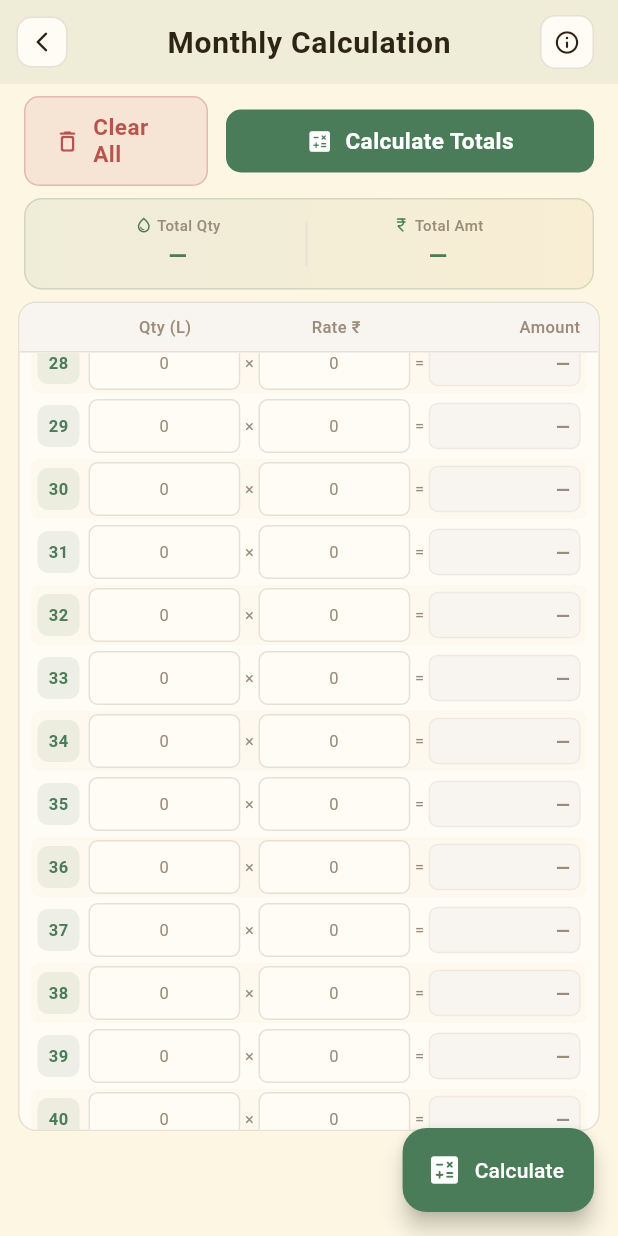
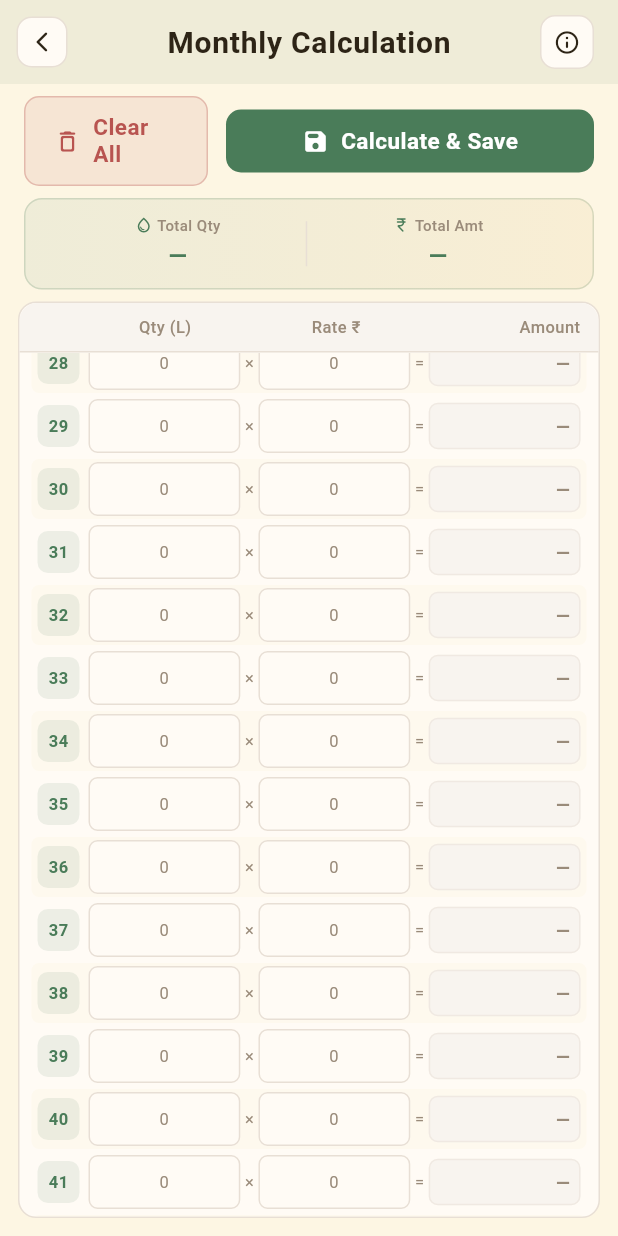
Before and after one commit to thoratharsh/DairyDailyCalculations, a Flutter app: the MonthlyPage screen opened directly, scrolled down 1152 dp, on a phone screen of 412 x 824 dp. Run offline on Flutter 3.47's test engine with Material 3 defaults, Android fonts, the light colour scheme and no system bars; our stand-ins replace sqflite_common_ffi; accounts and stored records are empty.

Commit message:
chore: fixed a bug

```diff
--- a/lib/pages/monthly_page.dart
+++ b/lib/pages/monthly_page.dart
@@ -186,12 +186,6 @@ class _MonthlyPageState extends State<MonthlyPage>
           ),
         ],
       ),
-      floatingActionButton: FloatingActionButton.extended(
-        onPressed: _calculateAll,
-        backgroundColor: AppColors.forestGreen,
-        icon: const Icon(Icons.calculate_rounded),
-        label: const Text('Calculate'),
-      ),
     );
   }
 
@@ -267,8 +261,8 @@ class _MonthlyPageState extends State<MonthlyPage>
         Expanded(
           flex: 2,
           child: ActionButton(
-            text: 'Calculate Totals',
-            icon: Icons.calculate_rounded,
+            text: 'Calculate & Save',
+            icon: Icons.save_rounded,
             onPressed: _calculateAll,
           ),
         ),
@@ -341,7 +335,7 @@ class _MonthlyPageState extends State<MonthlyPage>
     return FadeTransition(
       opacity: _animController,
       child: Container(
-        margin: const EdgeInsets.fromLTRB(12, 0, 12, 70),
+        margin: const EdgeInsets.fromLTRB(12, 0, 12, 12),
         decoration: BoxDecoration(
           color: AppColors.warmWhite,
           borderRadius: BorderRadius.circular(12),
```
Also changed, not shown: lib/pages/daily_calculation_page.dart (+23 -13 lines).
